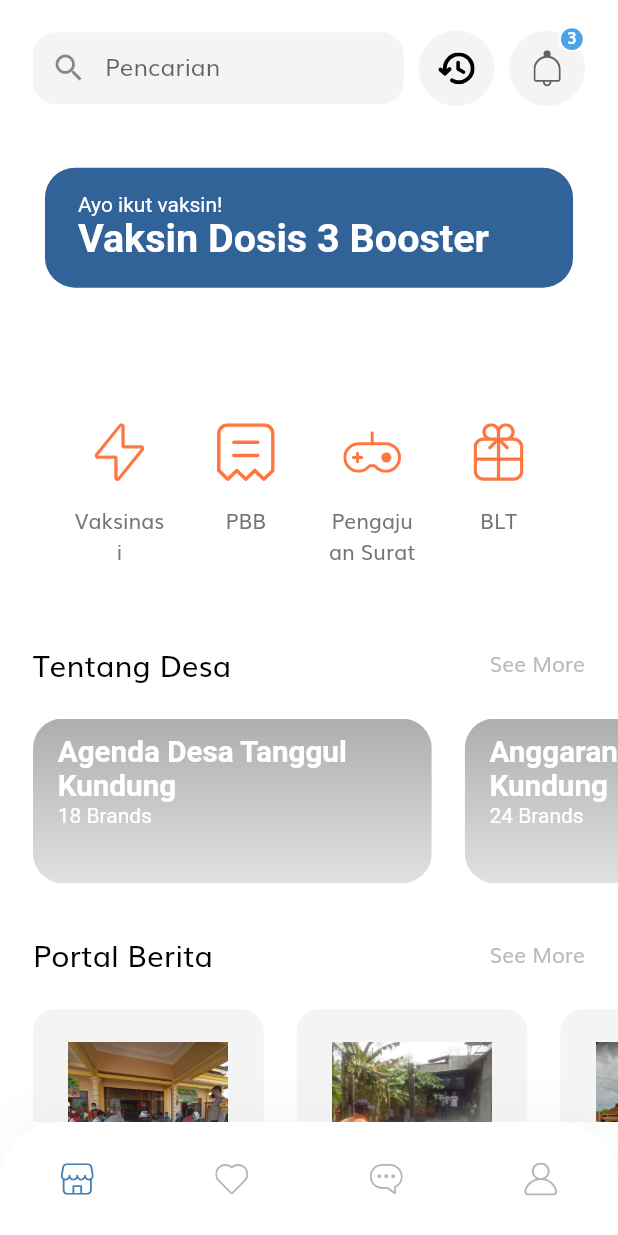
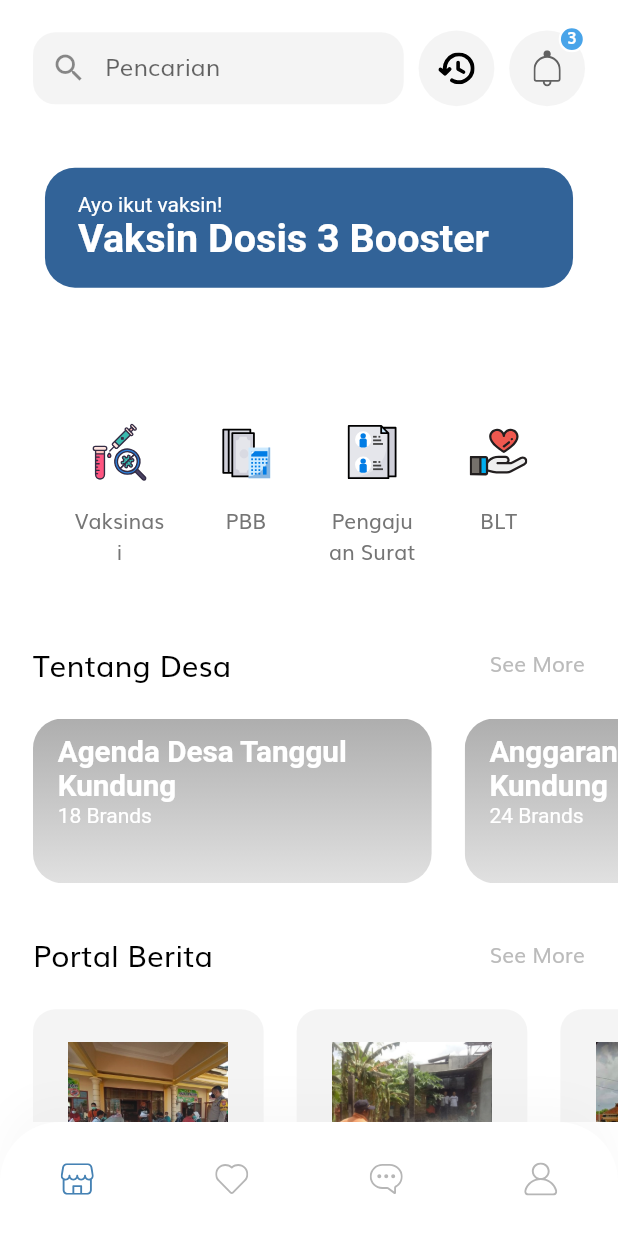
Before and after one commit to Dwipeni/PROYEK, a Flutter app: the HomeScreen screen opened by its route, on a phone screen of 412 x 824 dp. Run offline on Flutter 3.47's test engine with Material 2 defaults, Android fonts, the light colour scheme and no system bars; our stand-ins replace flutter_svg.

Commit message:
Menambah dan mengedit icon home

```diff
--- a/lib/screens/home/components/categories.dart
+++ b/lib/screens/home/components/categories.dart
@@ -7,10 +7,10 @@
   @override
   Widget build(BuildContext context) {
     List<Map<String, dynamic>> categories = [
-      {"icon": "assets/icons/Flash Icon.svg", "text": "Vaksinasi"},
-      {"icon": "assets/icons/Bill Icon.svg", "text": "PBB"},
-      {"icon": "assets/icons/Game Icon.svg", "text": "Pengajuan Surat"},
-      {"icon": "assets/icons/Gift Icon.svg", "text": "BLT"},
+      {"icon": "assets/icons/vaksin.svg", "text": "Vaksinasi"},
+      {"icon": "assets/icons/calculate.svg", "text": "PBB"},
+      {"icon": "assets/icons/paper.svg", "text": "Pengajuan Surat"},
+      {"icon": "assets/icons/blt.svg", "text": "BLT"},
     ];
     return Padding(
       padding: EdgeInsets.all(getProportionateScreenWidth(15)),
```
Also changed, not shown: assets/icons/blt.svg (added), assets/icons/calculate.svg (added), assets/icons/paper.svg (added), assets/icons/vaksin.svg (added).
